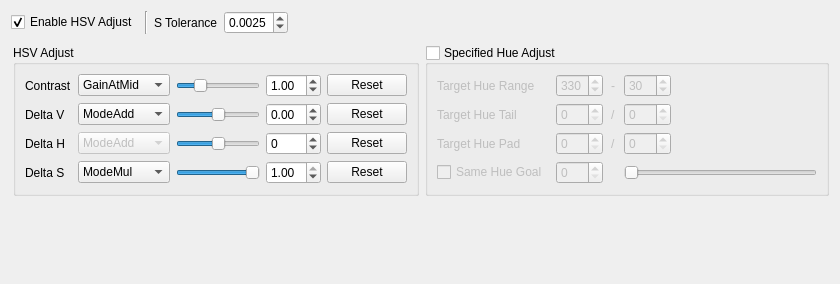
The window that script/verify_tool_app/ui/hsv_ui.ui (FaiScofield/hwpq_verify) describes before a commit, drawn with Qt 5.
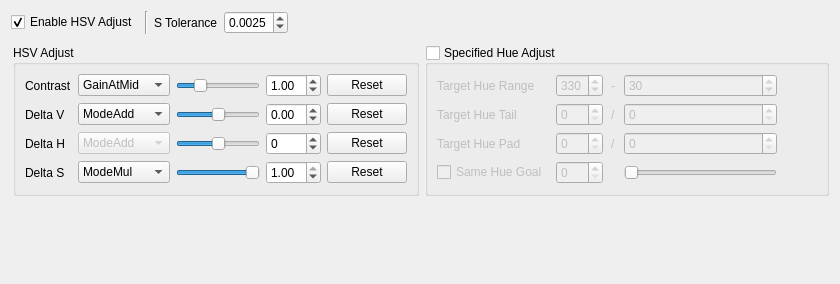
The same window after the commit.

```diff
--- a/script/verify_tool_app/ui/hsv_ui.ui
+++ b/script/verify_tool_app/ui/hsv_ui.ui
@@ -491,7 +491,7 @@
         <item row="1" column="3">
          <widget class="QSpinBox" name="spinBox_hueEndTail">
           <property name="sizePolicy">
-           <sizepolicy hsizetype="Fixed" vsizetype="Fixed">
+           <sizepolicy hsizetype="MinimumExpanding" vsizetype="Fixed">
             <horstretch>0</horstretch>
             <verstretch>0</verstretch>
            </sizepolicy>
@@ -510,7 +510,7 @@
         <item row="0" column="3">
          <widget class="QSpinBox" name="spinBox_hueEnd">
           <property name="sizePolicy">
-           <sizepolicy hsizetype="Fixed" vsizetype="Fixed">
+           <sizepolicy hsizetype="MinimumExpanding" vsizetype="Fixed">
             <horstretch>0</horstretch>
             <verstretch>0</verstretch>
            </sizepolicy>
@@ -567,6 +567,12 @@
         </item>
         <item row="0" column="2">
          <widget class="QLabel" name="label_hueRangeDash">
+          <property name="sizePolicy">
+           <sizepolicy hsizetype="Fixed" vsizetype="Preferred">
+            <horstretch>0</horstretch>
+            <verstretch>0</verstretch>
+           </sizepolicy>
+          </property>
           <property name="text">
            <string>-</string>
           </property>
@@ -594,7 +600,7 @@
         <item row="2" column="3">
          <widget class="QSpinBox" name="spinBox_hueEndPad">
           <property name="sizePolicy">
-           <sizepolicy hsizetype="Fixed" vsizetype="Fixed">
+           <sizepolicy hsizetype="MinimumExpanding" vsizetype="Fixed">
             <horstretch>0</horstretch>
             <verstretch>0</verstretch>
            </sizepolicy>
@@ -646,53 +652,6 @@
           </property>
          </widget>
         </item>
-        <item row="3" column="3" colspan="2">
-         <widget class="QSlider" name="slider_sameHueGoal">
-          <property name="enabled">
-           <bool>false</bool>
-          </property>
-          <property name="sizePolicy">
-           <sizepolicy hsizetype="Expanding" vsizetype="Fixed">
-            <horstretch>1</horstretch>
-            <verstretch>0</verstretch>
-           </sizepolicy>
-          </property>
-          <property name="toolTip">
-           <string>目标色调角（0-360），HSV 调整向该颜色变化</string>
-          </property>
-          <property name="minimum">
-           <number>0</number>
-          </property>
-          <property name="maximum">
-           <number>360</number>
-          </property>
-          <property name="value">
-           <number>0</number>
-          </property>
-          <property name="orientation">
-           <enum>Qt::Orientation::Horizontal</enum>
-          </property>
-         </widget>
-        </item>
-        <item row="3" column="1" colspan="2">
-         <widget class="QSpinBox" name="spinBox_sameHueGoal">
-          <property name="enabled">
-           <bool>false</bool>
-          </property>
-          <property name="sizePolicy">
-           <sizepolicy hsizetype="Fixed" vsizetype="Fixed">
-            <horstretch>0</horstretch>
-            <verstretch>0</verstretch>
-           </sizepolicy>
-          </property>
-          <property name="toolTip">
-           <string>目标色调角（0-360），HSV 调整向该颜色变化</string>
-          </property>
-          <property name="maximum">
-           <number>360</number>
-          </property>
-         </widget>
-        </item>
         <item row="2" column="4">
          <spacer name="horizontalSpacer_hue">
           <property name="orientation">
@@ -706,6 +665,59 @@
           </property>
          </spacer>
         </item>
+        <item row="3" column="1">
+         <widget class="QSpinBox" name="spinBox_sameHueGoal">
+          <property name="enabled">
+           <bool>false</bool>
+          </property>
+          <property name="sizePolicy">
+           <sizepolicy hsizetype="MinimumExpanding" vsizetype="Fixed">
+            <horstretch>0</horstretch>
+            <verstretch>0</verstretch>
+           </sizepolicy>
+          </property>
+          <property name="toolTip">
+           <string>目标色调角（0-360），HSV 调整向该颜色变化</string>
+          </property>
+          <property name="maximum">
+           <number>360</number>
+          </property>
+         </widget>
+        </item>
+        <item row="3" column="3">
+         <widget class="QSlider" name="slider_sameHueGoal">
+          <property name="enabled">
+           <bool>false</bool>
+          </property>
+          <property name="sizePolicy">
+           <sizepolicy hsizetype="MinimumExpanding" vsizetype="Fixed">
+            <horstretch>1</horstretch>
+            <verstretch>0</verstretch>
+           </sizepolicy>
+          </property>
+          <property name="minimumSize">
+           <size>
+            <width>0</width>
+            <height>0</height>
+           </size>
+          </property>
+          <property name="toolTip">
+           <string>目标色调角（0-360），HSV 调整向该颜色变化</string>
+          </property>
+          <property name="minimum">
+           <number>0</number>
+          </property>
+          <property name="maximum">
+           <number>360</number>
+          </property>
+          <property name="value">
+           <number>0</number>
+          </property>
+          <property name="orientation">
+           <enum>Qt::Orientation::Horizontal</enum>
+          </property>
+         </widget>
+        </item>
        </layout>
       </widget>
      </item>
```
Left out of the diff: 44 changed lines with no effect on the pictures.
